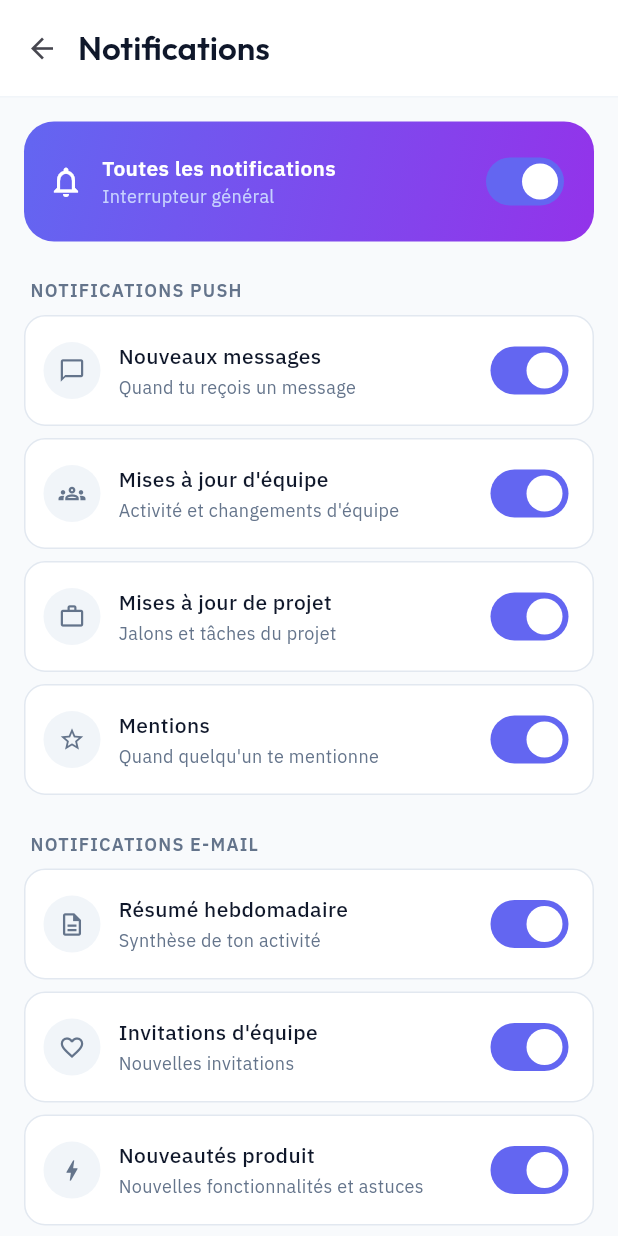
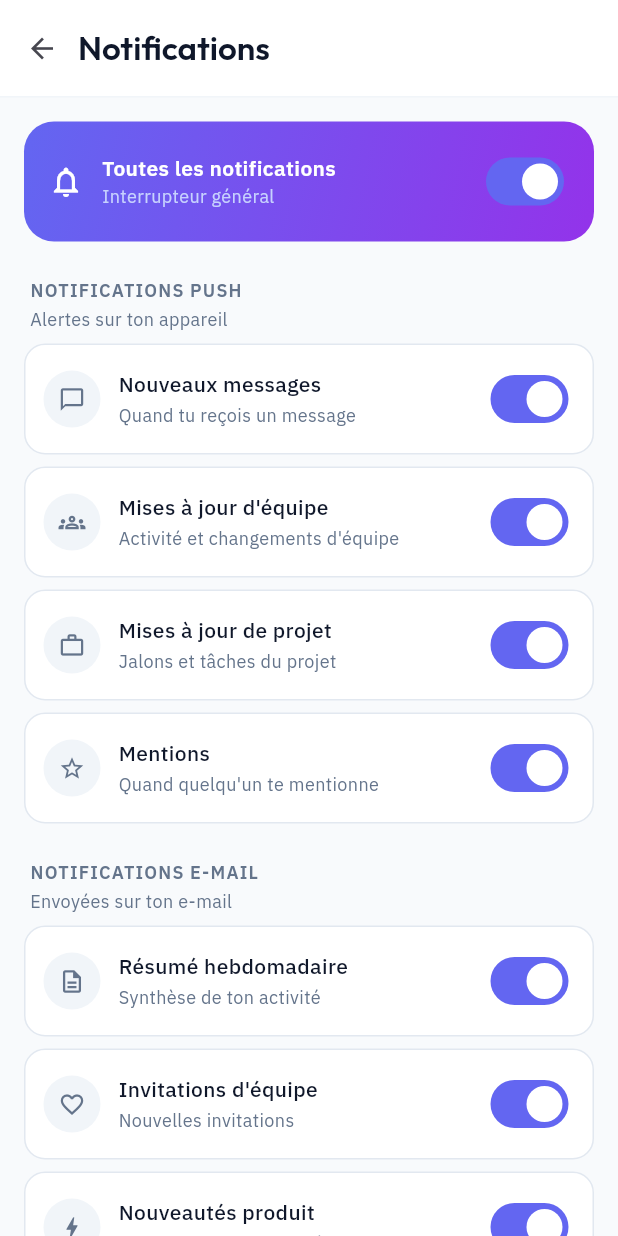
Before and after one commit to Uncher1/TeamUp, a Flutter app: the NotificationsSettingsScreen screen opened directly, on a phone screen of 412 x 824 dp. Run offline on Flutter 3.47's test engine with Material 3 defaults, Android fonts, the phone set to English and light mode, and no system bars; our stand-ins replace dio, flutter_secure_storage, google_fonts, socket_io_client; accounts and stored records are empty.

Commit message:
Notifications: add section subtitles to match mockup SectionHeader
The mockup's settings SectionHeader pairs each title with a subtitle;
our uppercase SettingsSectionLabel had none. Add an optional subtitle
param (backward-compatible) and wire the three Notifications sections:
push -> "Alertes sur ton appareil", email -> "Envoyées sur ton e-mail",
sound -> "Préférences d'alerte".

dart analyze lib clean; flutter build web exit 0; browser-verified 390x844.

```diff
--- a/frontend/lib/design_system/settings_widgets.dart
+++ b/frontend/lib/design_system/settings_widgets.dart
@@ -29,22 +29,38 @@ class SettingsScaffold extends StatelessWidget {
 }
 
 /// Uppercase muted group label (mockup: text-xs slate-400 uppercase tracking-wider).
+/// Optional [subtitle] renders a normal-case descriptive line below (mockup
+/// SectionHeader subtitle).
 class SettingsSectionLabel extends StatelessWidget {
   final String text;
-  const SettingsSectionLabel(this.text, {super.key});
+  final String? subtitle;
+  const SettingsSectionLabel(this.text, {super.key, this.subtitle});
 
   @override
   Widget build(BuildContext context) {
+    final muted = context.palette.textMuted;
     return Padding(
       padding: const EdgeInsets.fromLTRB(4, 8, 4, 8),
-      child: Text(
+      child: Column(
+        crossAxisAlignment: CrossAxisAlignment.start,
+        children: [
+          Text(
             text.toUpperCase(),
             style: TextStyle(
               fontSize: 12,
               fontWeight: FontWeight.w600,
               letterSpacing: 0.8,
-          color: context.palette.textMuted,
+              color: muted,
             ),
+          ),
+          if (subtitle != null) ...[
+            const SizedBox(height: 2),
+            Text(
+              subtitle!,
+              style: TextStyle(fontSize: 12, color: muted),
+            ),
+          ],
+        ],
       ),
     );
   }
--- a/frontend/lib/screens/settings/notifications_settings_screen.dart
+++ b/frontend/lib/screens/settings/notifications_settings_screen.dart
@@ -27,10 +27,12 @@ class NotificationsSettingsScreen extends StatelessWidget {
   Widget build(BuildContext context) {
     final s = context.watch<SettingsProvider>();
     final master = s.toggle('allNotifications');
-    Widget group(String label, List<(String, IconData, String, String)> items) => Column(
+    Widget group(String label, String subtitle,
+            List<(String, IconData, String, String)> items) =>
+        Column(
           crossAxisAlignment: CrossAxisAlignment.start,
           children: [
-            SettingsSectionLabel(label),
+            SettingsSectionLabel(label, subtitle: subtitle),
             for (final (key, icon, title, desc) in items)
               SettingToggleTile(
                 icon: icon,
@@ -68,9 +70,9 @@ class NotificationsSettingsScreen extends StatelessWidget {
           ),
         ),
         const SizedBox(height: 16),
-        group('Notifications push', _push),
-        group('Notifications e-mail', _email),
-        group('Son & vibration', _sound),
+        group('Notifications push', 'Alertes sur ton appareil', _push),
+        group('Notifications e-mail', 'Envoyées sur ton e-mail', _email),
+        group('Son & vibration', "Préférences d'alerte", _sound),
       ],
     );
   }
```
Lines whose indentation alone changed are shown as unchanged.
